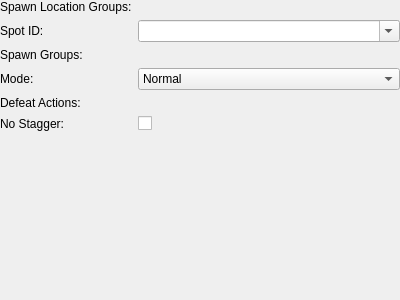
The window that tools/cathedral/ui/ActionSpawn.ui (comphack/comp_hack) describes before a commit, drawn with Qt 5.
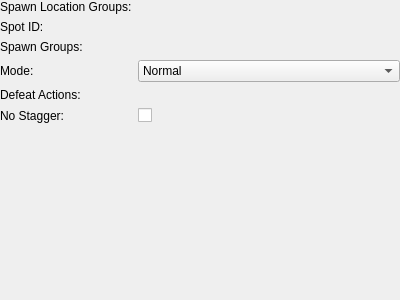
The same window after the commit. Custom widgets are drawn as their Qt base class.

Commit message: SpotRef controls

What changed in the file:
```diff
--- a/tools/cathedral/ui/ActionSpawn.ui
+++ b/tools/cathedral/ui/ActionSpawn.ui
@@ -45,19 +45,6 @@
        </property>
       </widget>
      </item>
-     <item row="1" column="1">
-      <widget class="QComboBox" name="spotID">
-       <property name="sizePolicy">
-        <sizepolicy hsizetype="Expanding" vsizetype="Fixed">
-         <horstretch>0</horstretch>
-         <verstretch>0</verstretch>
-        </sizepolicy>
-       </property>
-       <property name="editable">
-        <bool>true</bool>
-       </property>
-      </widget>
-     </item>
      <item row="2" column="0">
       <widget class="QLabel" name="lblSpawnGroups">
        <property name="text">
@@ -128,6 +115,9 @@
        </property>
       </widget>
      </item>
+     <item row="1" column="1">
+      <widget class="SpotRef" name="spot" native="true"/>
+     </item>
     </layout>
    </item>
   </layout>
@@ -151,6 +141,12 @@
    <header>DynamicList.h</header>
    <container>1</container>
   </customwidget>
+  <customwidget>
+   <class>SpotRef</class>
+   <extends>QWidget</extends>
+   <header>SpotRef.h</header>
+   <container>1</container>
+  </customwidget>
  </customwidgets>
  <resources/>
  <connections/>
```
The commit also changes 17 other files.
